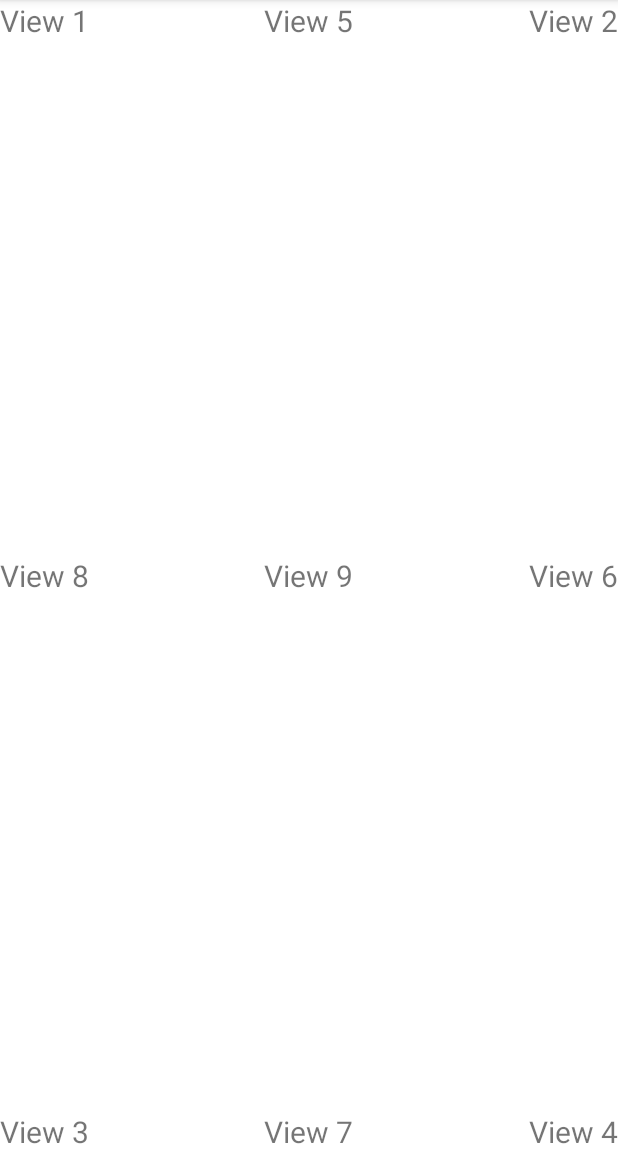
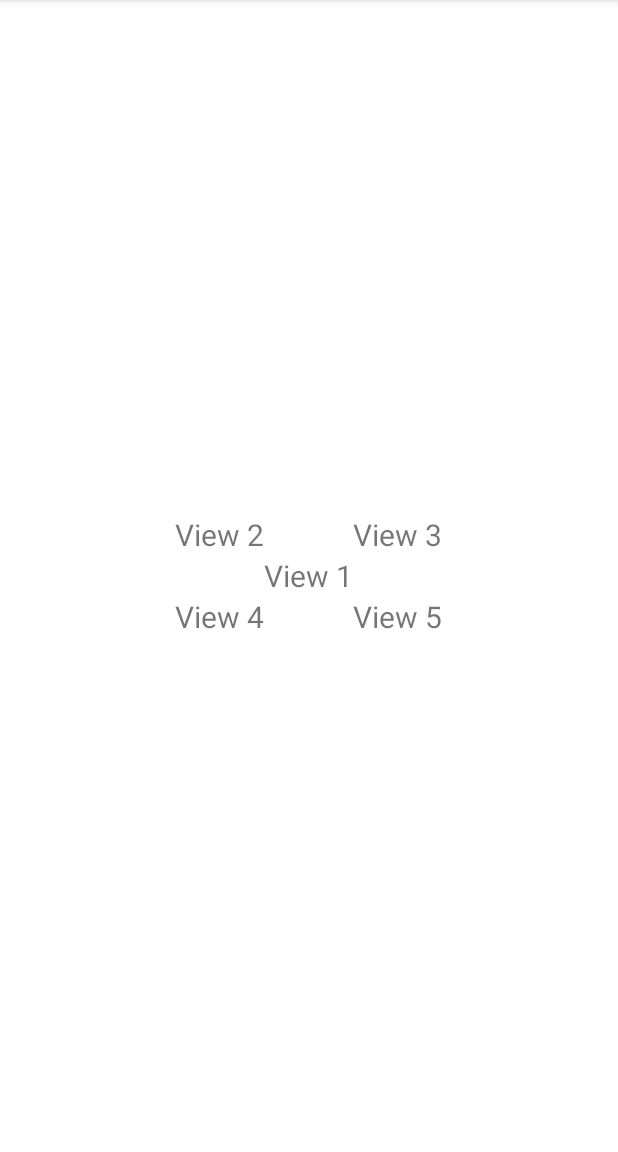
Before and after one commit to phamtanphat/RelativeLayout28042021, an Android app: the screen it shows after launch (MainActivity), on a phone screen of 412 x 824 dp, the part 84-1236 px from its top. Run offline under Robolectric (Android 15) with nearby library versions, the phone set to English and light mode, and no system bars.

Commit message:
to position

```diff
--- a/app/src/main/res/layout/activity_main.xml
+++ b/app/src/main/res/layout/activity_main.xml
@@ -6,71 +6,39 @@
     android:layout_height="match_parent"
     tools:context=".MainActivity">
 
-
     <TextView
-        android:layout_width="wrap_content"
-        android:layout_height="wrap_content"
-        android:layout_alignParentLeft="true"
-        android:text="View 1"
-        android:textSize="20sp" />
-
-    <TextView
-        android:layout_width="wrap_content"
-        android:layout_height="wrap_content"
-        android:layout_alignParentRight="true"
-        android:text="View 2"
-        android:textSize="20sp" />
-
-    <TextView
-        android:layout_width="wrap_content"
-        android:layout_height="wrap_content"
-        android:layout_alignParentBottom="true"
-        android:text="View 3"
-        android:textSize="20sp" />
-
-    <TextView
-        android:layout_width="wrap_content"
-        android:layout_height="wrap_content"
-        android:layout_alignParentRight="true"
-        android:layout_alignParentBottom="true"
-        android:text="View 4"
-        android:textSize="20sp" />
-
-    <TextView
-        android:layout_width="wrap_content"
-        android:layout_height="wrap_content"
-        android:layout_centerHorizontal="true"
-        android:text="View 5"
-        android:textSize="20sp" />
-
-    <TextView
-        android:layout_width="wrap_content"
-        android:layout_height="wrap_content"
-        android:layout_alignParentRight="true"
-        android:layout_centerVertical="true"
-        android:text="View 6"
-        android:textSize="20sp" />
-
-    <TextView
-        android:layout_width="wrap_content"
-        android:layout_height="wrap_content"
-        android:layout_alignParentBottom="true"
-        android:layout_centerHorizontal="true"
-        android:text="View 7"
-        android:textSize="20sp" />
-
-    <TextView
-        android:layout_width="wrap_content"
-        android:layout_height="wrap_content"
-        android:layout_alignParentLeft="true"
-        android:layout_centerVertical="true"
-        android:text="View 8"
-        android:textSize="20sp" />
-
-    <TextView
+        android:id="@+id/textView1"
         android:layout_width="wrap_content"
         android:layout_height="wrap_content"
         android:layout_centerInParent="true"
-        android:text="View 9"
+        android:text="View 1"
         android:textSize="20sp" />
+    <TextView
+        android:layout_above="@id/textView1"
+        android:layout_toLeftOf="@id/textView1"
+        android:textSize="20sp"
+        android:text="View 2"
+        android:layout_width="wrap_content"
+        android:layout_height="wrap_content"/>
+    <TextView
+        android:layout_above="@id/textView1"
+        android:layout_toRightOf="@id/textView1"
+        android:textSize="20sp"
+        android:text="View 3"
+        android:layout_width="wrap_content"
+        android:layout_height="wrap_content"/>
+    <TextView
+        android:layout_below="@id/textView1"
+        android:layout_toLeftOf="@id/textView1"
+        android:textSize="20sp"
+        android:text="View 4"
+        android:layout_width="wrap_content"
+        android:layout_height="wrap_content"/>
+    <TextView
+        android:layout_below="@id/textView1"
+        android:layout_toRightOf="@id/textView1"
+        android:textSize="20sp"
+        android:text="View 5"
+        android:layout_width="wrap_content"
+        android:layout_height="wrap_content"/>
 </RelativeLayout>
```
